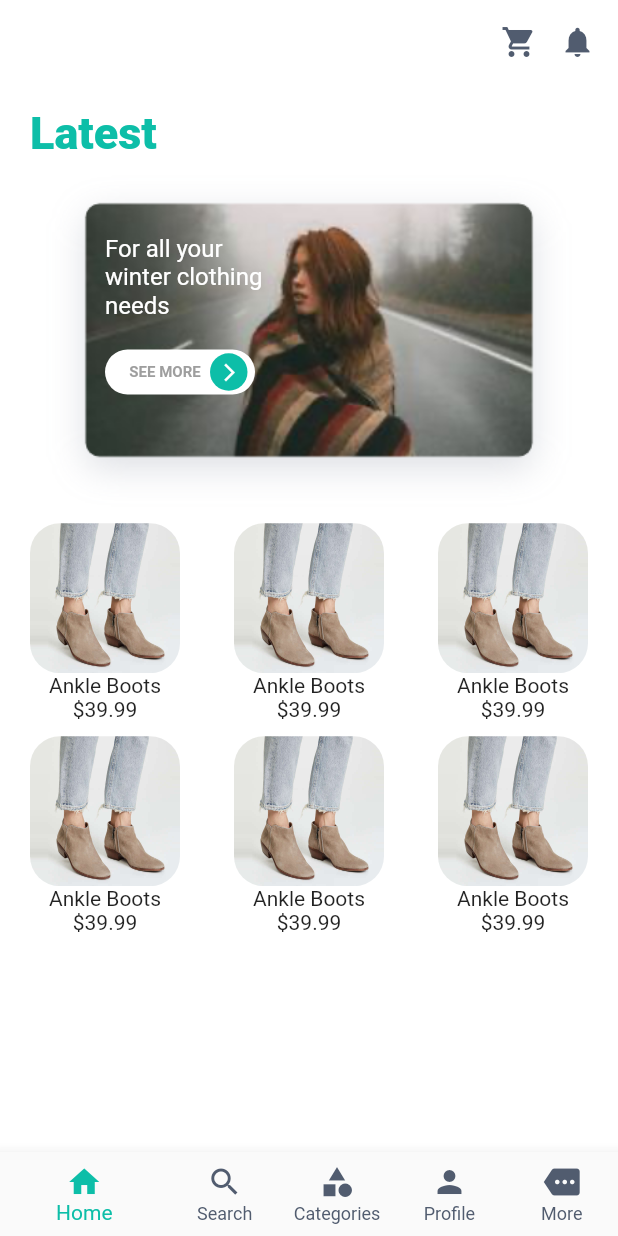
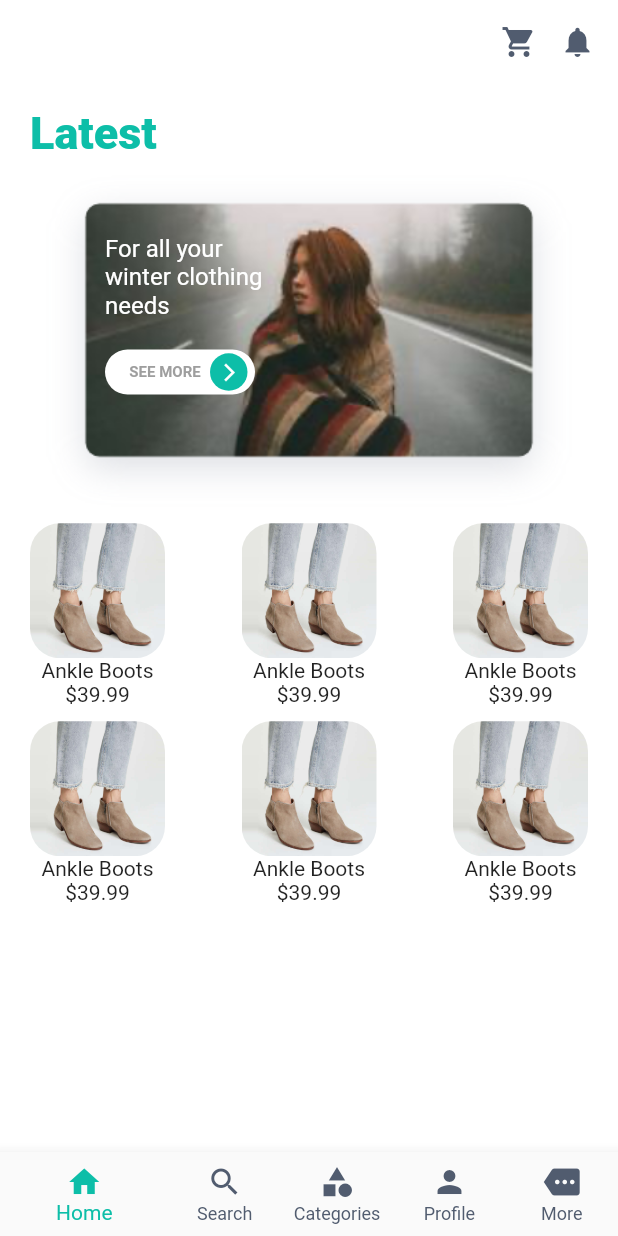
Before and after one commit to AhmedAdel94/bahaa-App, a Flutter app: the Home screen opened by its route, on a phone screen of 412 x 824 dp. Run offline on Flutter 3.47's test engine with Material 2 defaults, Android fonts, the phone set to English and light mode, and no system bars; our stand-ins replace carousel_slider, smooth_star_rating.

Commit message:
UI Fixes

```diff
--- a/lib/UI/Home.dart
+++ b/lib/UI/Home.dart
@@ -13,6 +13,7 @@ class _HomeState extends State<Home> {
     return Scaffold(
       backgroundColor: Colors.white,
       appBar: AppBar(
+        leading: Container(),
         elevation: 0.0,
         backgroundColor: Colors.white,
         actions: <Widget>[
@@ -182,8 +183,8 @@ class _HomeState extends State<Home> {
           borderRadius: new BorderRadius.circular(20.0),
           child: Image.asset(
             img,
-            height: 100.0,
-            width: 100.0,
+            height: 90.0,
+            width: 90.0,
           ),
         ),
         Text(title),
--- a/lib/UI/SubCategories.dart
+++ b/lib/UI/SubCategories.dart
@@ -135,8 +135,8 @@ class _SubCategoriesState extends State<SubCategories> {
     return Column(
       children: <Widget>[
         Container(
-          width: 80,
-          height: 80,
+          width: 70,
+          height: 70,
           decoration: BoxDecoration(
             shape: BoxShape.circle,
           ),
```
Also changed, not shown: lib/UI/laptops.dart (+4 -3 lines).
